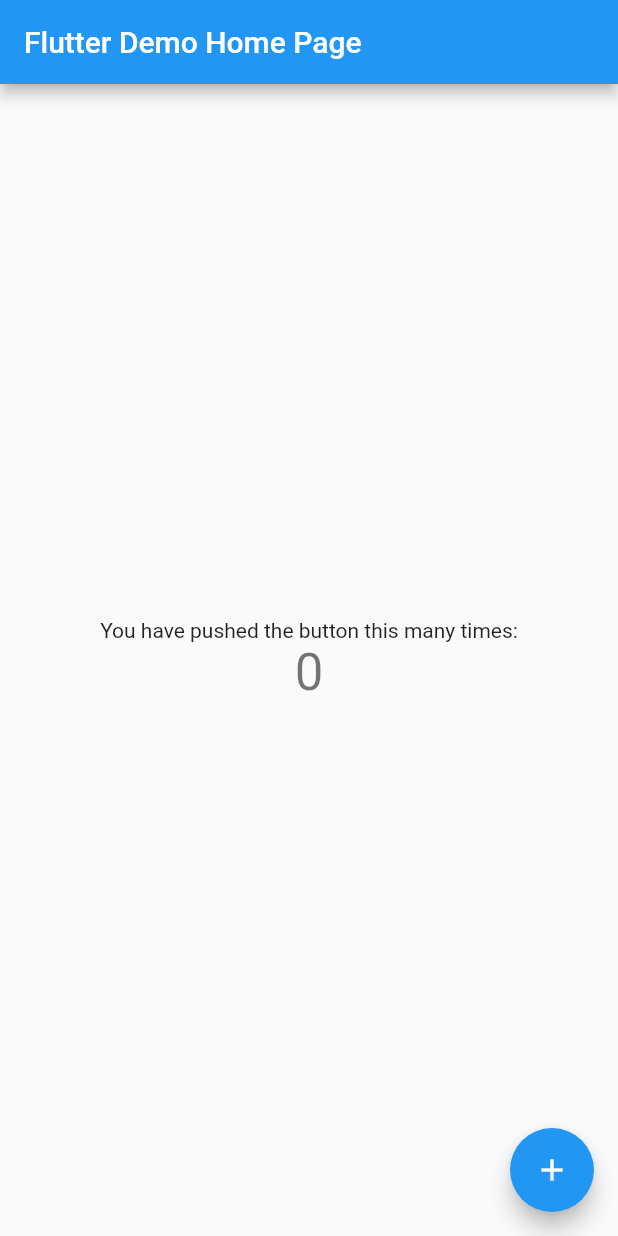
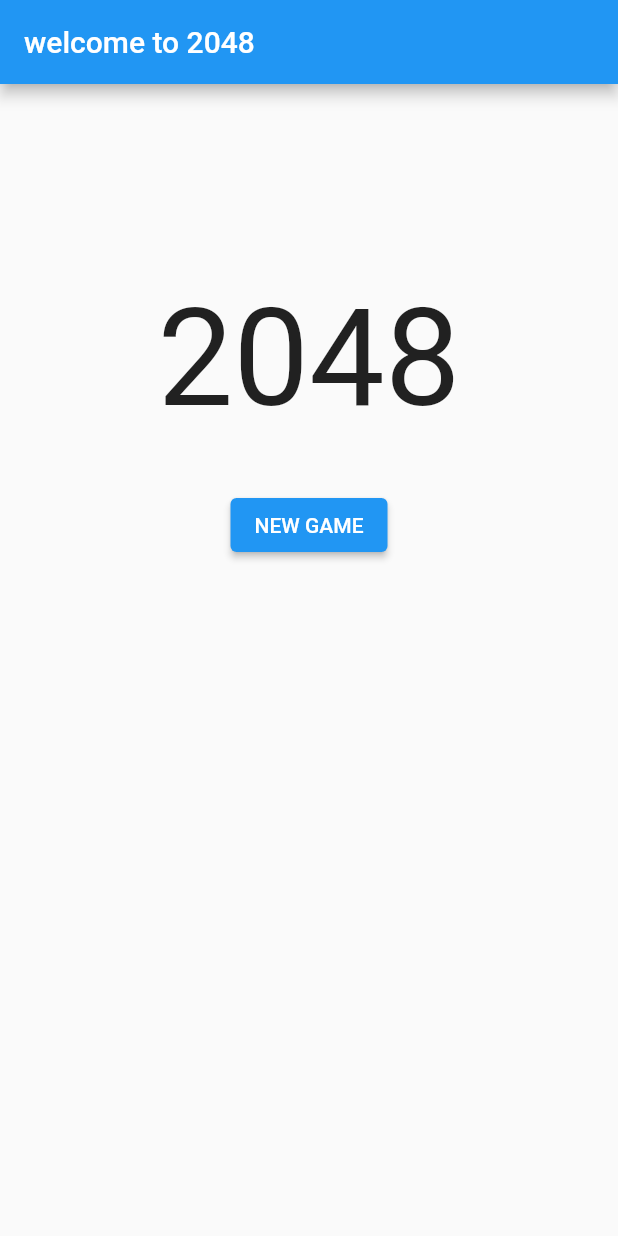
Before and after one commit to Isrothy/TwentyFortyEight_Flutter, a Flutter app: the screen it shows after launch, on a phone screen of 412 x 824 dp. Run offline on Flutter 3.47's test engine with Material 2 defaults, Android fonts, the phone set to English and light mode, and no system bars.

Commit message:
add main page

```diff
--- a/lib/main.dart
+++ b/lib/main.dart
@@ -1,115 +1,6 @@
 import 'package:flutter/material.dart';
+import 'package:twenty_forty_eight/widgets/twenty_forty_eight.dart';
 
 void main() {
-  runApp(const MyApp());
+  runApp(const TwentyFortyEight());
 }
-
-class MyApp extends StatelessWidget {
-  const MyApp({Key? key}) : super(key: key);
-
-  // This widget is the root of your application.
-  @override
-  Widget build(BuildContext context) {
-    return MaterialApp(
-      title: 'Flutter Demo',
-      theme: ThemeData(
-        // This is the theme of your application.
-        //
-        // Try running your application with "flutter run". You'll see the
-        // application has a blue toolbar. Then, without quitting the app, try
-        // changing the primarySwatch below to Colors.green and then invoke
-        // "hot reload" (press "r" in the console where you ran "flutter run",
-        // or simply save your changes to "hot reload" in a Flutter IDE).
-        // Notice that the counter didn't reset back to zero; the application
-        // is not restarted.
-        primarySwatch: Colors.blue,
-      ),
-      home: const MyHomePage(title: 'Flutter Demo Home Page'),
-    );
-  }
-}
-
-class MyHomePage extends StatefulWidget {
-  const MyHomePage({Key? key, required this.title}) : super(key: key);
-
-  // This widget is the home page of your application. It is stateful, meaning
-  // that it has a State object (defined below) that contains fields that affect
-  // how it looks.
-
-  // This class is the configuration for the state. It holds the values (in this
-  // case the title) provided by the parent (in this case the App widget) and
-  // used by the build method of the State. Fields in a Widget subclass are
-  // always marked "final".
-
-  final String title;
-
-  @override
-  State<MyHomePage> createState() => _MyHomePageState();
-}
-
-class _MyHomePageState extends State<MyHomePage> {
-  int _counter = 0;
-
-  void _incrementCounter() {
-    setState(() {
-      // This call to setState tells the Flutter framework that something has
-      // changed in this State, which causes it to rerun the build method below
-      // so that the display can reflect the updated values. If we changed
-      // _counter without calling setState(), then the build method would not be
-      // called again, and so nothing would appear to happen.
-      _counter++;
-    });
-  }
-
-  @override
-  Widget build(BuildContext context) {
-    // This method is rerun every time setState is called, for instance as done
-    // by the _incrementCounter method above.
-    //
-    // The Flutter framework has been optimized to make rerunning build methods
-    // fast, so that you can just rebuild anything that needs updating rather
-    // than having to individually change instances of widgets.
-    return Scaffold(
-      appBar: AppBar(
-        // Here we take the value from the MyHomePage object that was created by
-        // the App.build method, and use it to set our appbar title.
-        title: Text(widget.title),
-      ),
-      body: Center(
-        // Center is a layout widget. It takes a single child and positions it
-        // in the middle of the parent.
-        child: Column(
-          // Column is also a layout widget. It takes a list of children and
-          // arranges them vertically. By default, it sizes itself to fit its
-          // children horizontally, and tries to be as tall as its parent.
-          //
-          // Invoke "debug painting" (press "p" in the console, choose the
-          // "Toggle Debug Paint" action from the Flutter Inspector in Android
-          // Studio, or the "Toggle Debug Paint" command in Visual Studio Code)
-          // to see the wireframe for each widget.
-          //
-          // Column has various properties to control how it sizes itself and
-          // how it positions its children. Here we use mainAxisAlignment to
-          // center the children vertically; the main axis here is the vertical
-          // axis because Columns are vertical (the cross axis would be
-          // horizontal).
-          mainAxisAlignment: MainAxisAlignment.center,
-          children: <Widget>[
-            const Text(
-              'You have pushed the button this many times:',
-            ),
-            Text(
-              '$_counter',
-              style: Theme.of(context).textTheme.headline4,
-            ),
-          ],
-        ),
-      ),
-      floatingActionButton: FloatingActionButton(
-        onPressed: _incrementCounter,
-        tooltip: 'Increment',
-        child: const Icon(Icons.add),
-      ), // This trailing comma makes auto-formatting nicer for build methods.
-    );
-  }
-}
--- /dev/null
+++ b/lib/widgets/twenty_forty_eight.dart
@@ -0,0 +1,43 @@
+import 'package:flutter/material.dart';
+
+class StartGameButton extends StatelessWidget {
+  const StartGameButton({Key? key}) : super(key: key);
+
+  @override
+  Widget build(BuildContext context) {
+    return ElevatedButton(
+      onPressed: () {},
+      child: Container(
+        child: const Text("NEW GAME"),
+        decoration: const BoxDecoration(),
+      ),
+    );
+  }
+}
+
+class TwentyFortyEight extends StatelessWidget {
+  const TwentyFortyEight({Key? key}) : super(key: key);
+
+  @override
+  Widget build(BuildContext context) {
+    return MaterialApp(
+      title: "2048",
+      home: Scaffold(
+        appBar: AppBar(
+          title: const Text("welcome to 2048"),
+        ),
+        body: Center(
+          child: Column(
+            children: const [
+              Text(
+                "2048",
+                style: TextStyle(height: 3, fontSize: 90),
+              ),
+              StartGameButton(),
+            ],
+          ),
+        ),
+      ),
+    );
+  }
+}
```
